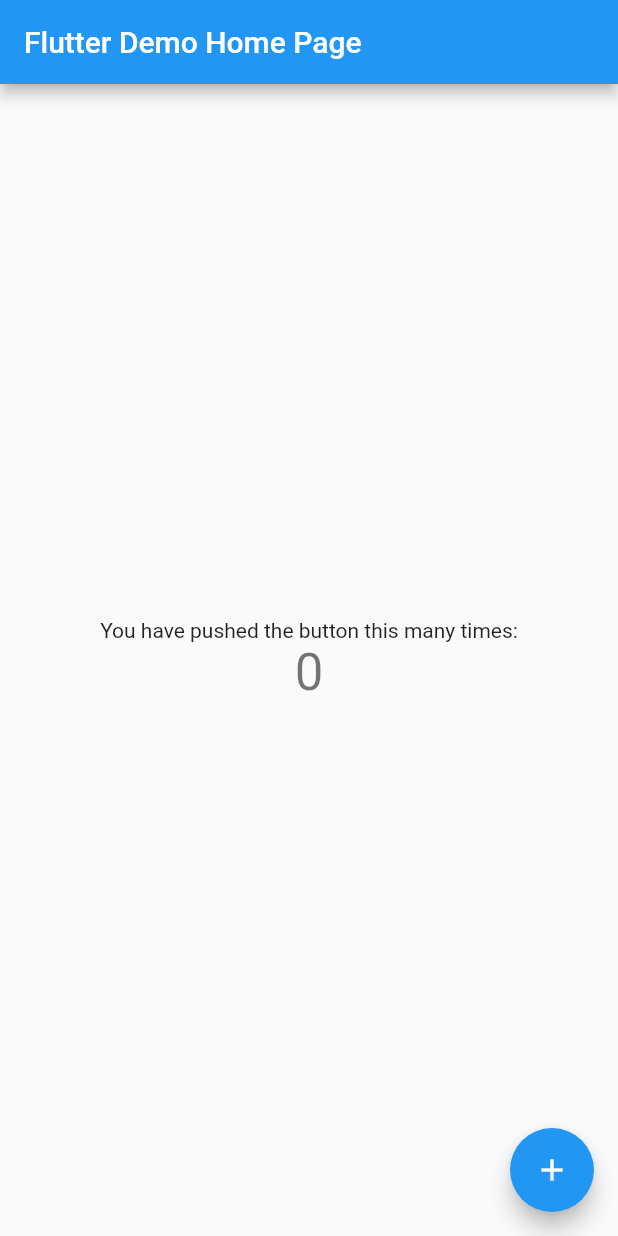
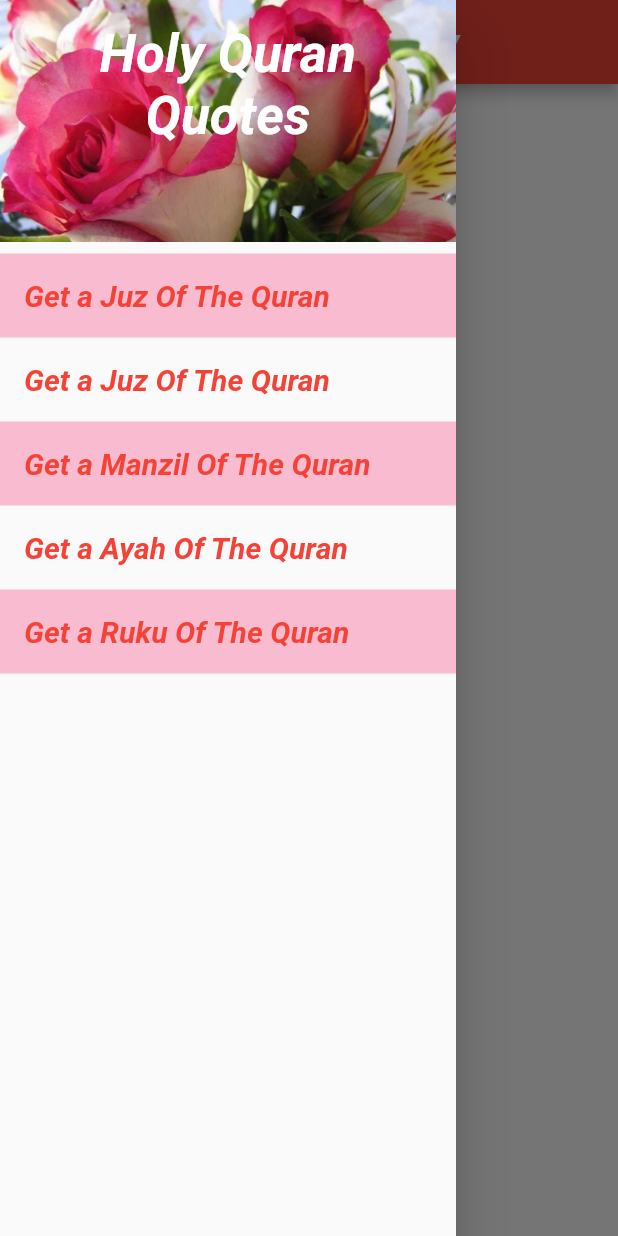
Before and after one commit to sabhishek78/the_quran_app, a Flutter app: the screen it shows after launch, with the side drawer open (before the commit the screen has no drawer), on a phone screen of 412 x 824 dp. Run offline on Flutter 3.47's test engine with Material 2 defaults, Android fonts, the phone set to English and light mode, and no system bars; network calls fail; Roboto replaces fonts that are missing (Quicksand).

Commit message:
sample code updated

```diff
--- a/lib/main.dart
+++ b/lib/main.dart
@@ -1,117 +1,280 @@
+import 'dart:convert';
+import 'dart:async';
+import 'dart:math';
+import 'package:flutter/cupertino.dart';
 import 'package:flutter/material.dart';
-
+import 'package:http/http.dart';
+import 'dart:math';
 void main() {
-  runApp(MyApp());
+  runApp(MaterialApp(
+    title: 'The Quran App',
+    theme: ThemeData(
+      brightness: Brightness.light,
+      primarySwatch: Colors.red,
+    ),
+    darkTheme:
+    ThemeData(brightness: Brightness.dark, primarySwatch: Colors.red),
+    home: QuranApp(),
+  ));
 }
 
-class MyApp extends StatelessWidget {
-  // This widget is the root of your application.
+class QuranApp extends StatefulWidget {
+  @override
+  _QuranAppState createState() => _QuranAppState();
+}
+
+class _QuranAppState extends State<QuranApp>
+    with SingleTickerProviderStateMixin {
+  String number = "Fetching...."; //
+  String quote = "Fetching...."; //
+  String tag;
+  String quoteTitle="Juz Of The Day";
+  AnimationController controller;
+  bool randomQuote=true;
+  Future<String> fetchQuoteOfTheDay() async {
+    quoteTitle="Juz Of The Day";
+    Map quoteMap;
+
+    Random random = new Random();
+    int juzNumber = random.nextInt(30)+1;
+    Response response = await get('http://api.alquran.cloud/v1/juz/$juzNumber/en.asad ');
+    /* Response response = await get(
+        'https://favqs.com/api/quotes/?filter=${widget.tag}&type=tag',
+        headers: {
+          'Authorization': 'Token token=3388d212c6f286a19932bf93aae6eb54'
+        });*/
+    print(response.statusCode);
+    if (response.statusCode == 200) {
+      quoteMap = jsonDecode(response.body);
+    }
+    print(quoteMap);
+    print(juzNumber);
+    print(quoteMap['data']['ayahs'][0]['text']);
+    quote = quoteMap['data']['ayahs'][0]['text'];
+    number=juzNumber.toString();
+    print(quote);
+
+    controller.forward(from: 0.0);
+
+    loading = false;
+    setState(() {});
+  }
+
+
+
+  @override
+  void initState() {
+    controller = AnimationController(
+        duration: Duration(milliseconds: 1200), vsync: this, value: 0);
+    fetchQuoteOfTheDay();
+    super.initState();
+
+  }
+  bool loading = false;
   @override
   Widget build(BuildContext context) {
-    return MaterialApp(
-      title: 'Flutter Demo',
-      theme: ThemeData(
-        // This is the theme of your application.
-        //
-        // Try running your application with "flutter run". You'll see the
-        // application has a blue toolbar. Then, without quitting the app, try
-        // changing the primarySwatch below to Colors.green and then invoke
-        // "hot reload" (press "r" in the console where you ran "flutter run",
-        // or simply save your changes to "hot reload" in a Flutter IDE).
-        // Notice that the counter didn't reset back to zero; the application
-        // is not restarted.
-        primarySwatch: Colors.blue,
-        // This makes the visual density adapt to the platform that you run
-        // the app on. For desktop platforms, the controls will be smaller and
-        // closer together (more dense) than on mobile platforms.
-        visualDensity: VisualDensity.adaptivePlatformDensity,
+    return Scaffold(
+      backgroundColor: Colors.white,
+      appBar: AppBar(
+        centerTitle: true,
+        backgroundColor: Colors.red,
+        title: Text(quoteTitle,
+            style: TextStyle(
+                fontWeight: FontWeight.bold,
+                fontSize: 30,
+                fontStyle: FontStyle.italic,
+                color: Colors.white)),
       ),
-      home: MyHomePage(title: 'Flutter Demo Home Page'),
+      drawer: Drawer(
+        // Add a ListView to the drawer. This ensures the user can scroll
+        // through the options in the drawer if there isn't enough vertical
+        // space to fit everything.
+        child: ListView(
+          // Important: Remove any padding from the ListView.
+          padding: EdgeInsets.zero,
+          children: <Widget>[
+            DrawerHeader(
+              child: Text(
+                'Holy Quran Quotes',
+                style: TextStyle(
+                    fontWeight: FontWeight.bold,
+                    fontSize: 35,
+                    color: Colors.white,
+                    fontStyle: FontStyle.italic),
+                textAlign: TextAlign.center,
+              ),
+              decoration: BoxDecoration(
+                image: DecorationImage(
+                  image: ExactAssetImage('assets/rose-wallpaper.jpg'),
+                  fit: BoxFit.cover,
+                ),
+                color: Colors.red,
+              ),
+            ),
+            Ink(
+              color: Colors.pink[100],
+              child: ListTile(
+                title: Text('Get a Juz Of The Quran',
+                    style: TextStyle(
+                        fontWeight: FontWeight.bold,
+                        fontSize: 20,
+                        color: Colors.red,
+                        fontStyle: FontStyle.italic)),
+                onTap: () {
+                  randomQuote=true;
+                  loading = true;
+                  setState(() {});
+                  fetchQuoteOfTheDay();
+                  Navigator.pop(context);
+                },
+              ),
+            ),
+            Ink(
+              color: Colors.transparent,
+              child: ListTile(
+                title: Text('Get a Juz Of The Quran',
+                    style: TextStyle(
+                        fontWeight: FontWeight.bold,
+                        fontSize: 20,
+                        color: Colors.red,
+                        fontStyle: FontStyle.italic)),
+                onTap: () {
+                  randomQuote=true;
+                  setState(() {});
+                  fetchQuoteOfTheDay();
+                  Navigator.pop(context);
+                },
+              ),
+            ),
+            Ink(
+              color: Colors.pink[100],
+              child: ListTile(
+                title: Text('Get a Manzil Of The Quran',
+                    style: TextStyle(
+                        fontWeight: FontWeight.bold,
+                        fontSize: 20,
+                        color: Colors.red,
+                        fontStyle: FontStyle.italic)),
+                onTap: () {
+                  randomQuote=true;
+                  loading = true;
+                  setState(() {});
+                  fetchQuoteOfTheDay();
+                  Navigator.pop(context);
+                },
+              ),
+            ),
+            Ink(
+              color: Colors.transparent,
+              child: ListTile(
+                title: Text('Get a Ayah Of The Quran',
+                    style: TextStyle(
+                        fontWeight: FontWeight.bold,
+                        fontSize: 20,
+                        color: Colors.red,
+                        fontStyle: FontStyle.italic)),
+                onTap: () {
+                  randomQuote=true;
+                  setState(() {});
+                  fetchQuoteOfTheDay();
+                  Navigator.pop(context);
+                },
+              ),
+            ),
+            Ink(
+              color: Colors.pink[100],
+              child: ListTile(
+                title: Text('Get a Ruku Of The Quran',
+                    style: TextStyle(
+                        fontWeight: FontWeight.bold,
+                        fontSize: 20,
+                        color: Colors.red,
+                        fontStyle: FontStyle.italic)),
+                onTap: () {
+                  randomQuote=true;
+                  loading = true;
+                  setState(() {});
+                  fetchQuoteOfTheDay();
+                  Navigator.pop(context);
+                },
+              ),
+            ),
+
+          ],
+        ),
+      ),
+      body: SafeArea(
+        child: Padding(
+          padding: const EdgeInsets.only(left:20.0),
+          child: Container(
+            child: Column(
+              mainAxisAlignment: MainAxisAlignment.center,
+              crossAxisAlignment: CrossAxisAlignment.start,
+              children: <Widget>[
+                Flexible(
+                  flex: 5,
+                  child: ScaleTransition(
+                    scale: Tween(begin: 0.5, end: 1.0).animate(controller),
+                    child: Text(
+                      '$quote',
+                      style: TextStyle(
+                          fontWeight: FontWeight.bold,
+                          fontSize: 30,
+                          fontStyle: FontStyle.italic,
+                          color: Colors.red,
+
+                          fontFamily: 'Quicksand'),
+                    ),
+                  ),
+                ),
+                SizedBox(
+                  height: 20,
+                ),
+                Flexible(
+                  flex: 1,
+                  child: ScaleTransition(
+                    scale: Tween(begin: 1.5, end: 1.0).animate(controller),
+                    child: Text('Juz Number'+'$number',
+                        style: TextStyle(
+                            fontWeight: FontWeight.bold,
+                            fontSize: 20,
+                            fontStyle: FontStyle.italic,
+                            color: Colors.pinkAccent[100])),
+                  ),
+                ),
+                SizedBox(
+                  height: 20,
+                ),
+                Flexible(
+                  flex: 1,
+                  child: FloatingActionButton(
+                    child: AnimatedOpacity(
+                      child: loading ?  CircularProgressIndicator(
+                        valueColor: new AlwaysStoppedAnimation<Color>(Colors.red),
+                      ) : Icon(
+                        Icons.arrow_forward,
+                        color: Colors.red,
+                        size: 40,
+                      ),
+                      opacity: (loading) ? 0 : 1,
+                      duration: Duration(milliseconds: 2000),
+                    ),
+                    backgroundColor: Colors.white,
+                    onPressed: () {
+                      loading = true;
+                      setState(() {});
+                      fetchQuoteOfTheDay();
+
+
+                    },
+                  ),
+                ),
+
+              ],
+            ),
+          ),
+        ),
+      ),
     );
   }
 }
-
-class MyHomePage extends StatefulWidget {
-  MyHomePage({Key key, this.title}) : super(key: key);
-
-  // This widget is the home page of your application. It is stateful, meaning
-  // that it has a State object (defined below) that contains fields that affect
-  // how it looks.
-
-  // This class is the configuration for the state. It holds the values (in this
-  // case the title) provided by the parent (in this case the App widget) and
-  // used by the build method of the State. Fields in a Widget subclass are
-  // always marked "final".
-
-  final String title;
-
-  @override
-  _MyHomePageState createState() => _MyHomePageState();
-}
-
-class _MyHomePageState extends State<MyHomePage> {
-  int _counter = 0;
-
-  void _incrementCounter() {
-    setState(() {
-      // This call to setState tells the Flutter framework that something has
-      // changed in this State, which causes it to rerun the build method below
-      // so that the display can reflect the updated values. If we changed
-      // _counter without calling setState(), then the build method would not be
-      // called again, and so nothing would appear to happen.
-      _counter++;
-    });
-  }
-
-  @override
-  Widget build(BuildContext context) {
-    // This method is rerun every time setState is called, for instance as done
-    // by the _incrementCounter method above.
-    //
-    // The Flutter framework has been optimized to make rerunning build methods
-    // fast, so that you can just rebuild anything that needs updating rather
-    // than having to individually change instances of widgets.
-    return Scaffold(
-      appBar: AppBar(
-        // Here we take the value from the MyHomePage object that was created by
-        // the App.build method, and use it to set our appbar title.
-        title: Text(widget.title),
-      ),
-      body: Center(
-        // Center is a layout widget. It takes a single child and positions it
-        // in the middle of the parent.
-        child: Column(
-          // Column is also a layout widget. It takes a list of children and
-          // arranges them vertically. By default, it sizes itself to fit its
-          // children horizontally, and tries to be as tall as its parent.
-          //
-          // Invoke "debug painting" (press "p" in the console, choose the
-          // "Toggle Debug Paint" action from the Flutter Inspector in Android
-          // Studio, or the "Toggle Debug Paint" command in Visual Studio Code)
-          // to see the wireframe for each widget.
-          //
-          // Column has various properties to control how it sizes itself and
-          // how it positions its children. Here we use mainAxisAlignment to
-          // center the children vertically; the main axis here is the vertical
-          // axis because Columns are vertical (the cross axis would be
-          // horizontal).
-          mainAxisAlignment: MainAxisAlignment.center,
-          children: <Widget>[
-            Text(
-              'You have pushed the button this many times:',
-            ),
-            Text(
-              '$_counter',
-              style: Theme.of(context).textTheme.headline4,
-            ),
-          ],
-        ),
-      ),
-      floatingActionButton: FloatingActionButton(
-        onPressed: _incrementCounter,
-        tooltip: 'Increment',
-        child: Icon(Icons.add),
-      ), // This trailing comma makes auto-formatting nicer for build methods.
-    );
-  }
-}
```
Also changed, not shown: pubspec.yaml (+15 -2 lines), assets/DancingScript-Bold.ttf (added), assets/DancingScript-Regular.ttf (added), assets/Love.jpeg (added), assets/Ubuntu-Medium.ttf (added), assets/rose-wallpaper.jpg (added), pubspec.lock.
